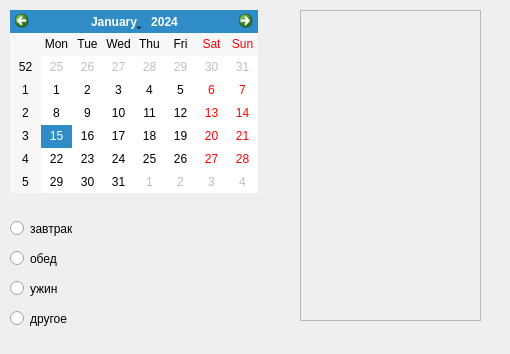
Old version of the form MI_Client/cform4.ui in the repository Arankir/Labs.
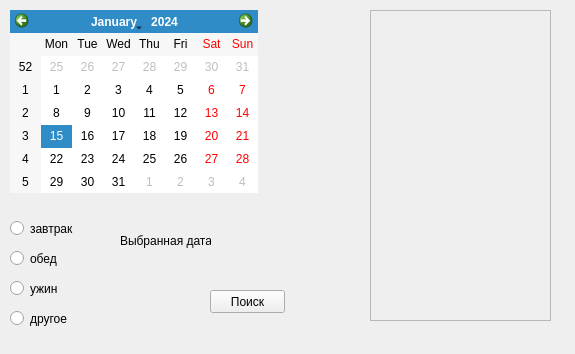
New version of the form.

Diff of the .ui file:
```diff
--- a/MI_Client/cform4.ui
+++ b/MI_Client/cform4.ui
@@ -6,7 +6,7 @@
    <rect>
     <x>0</x>
     <y>0</y>
-    <width>510</width>
+    <width>575</width>
     <height>354</height>
    </rect>
   </property>
@@ -84,7 +84,7 @@
   <widget class="QScrollArea" name="menu">
    <property name="geometry">
     <rect>
-     <x>300</x>
+     <x>370</x>
      <y>10</y>
      <width>181</width>
      <height>311</height>
@@ -104,6 +104,45 @@
     </property>
    </widget>
   </widget>
+  <widget class="QPushButton" name="search">
+   <property name="geometry">
+    <rect>
+     <x>210</x>
+     <y>290</y>
+     <width>75</width>
+     <height>23</height>
+    </rect>
+   </property>
+   <property name="text">
+    <string>Поиск</string>
+   </property>
+  </widget>
+  <widget class="QLabel" name="selectDateText">
+   <property name="geometry">
+    <rect>
+     <x>120</x>
+     <y>230</y>
+     <width>91</width>
+     <height>21</height>
+    </rect>
+   </property>
+   <property name="text">
+    <string>Выбранная дата:</string>
+   </property>
+  </widget>
+  <widget class="QLabel" name="date">
+   <property name="geometry">
+    <rect>
+     <x>220</x>
+     <y>230</y>
+     <width>81</width>
+     <height>21</height>
+    </rect>
+   </property>
+   <property name="text">
+    <string/>
+   </property>
+  </widget>
  </widget>
  <resources/>
  <connections/>
```
Left out of the diff: 3 changed lines with no effect on the pictures.
